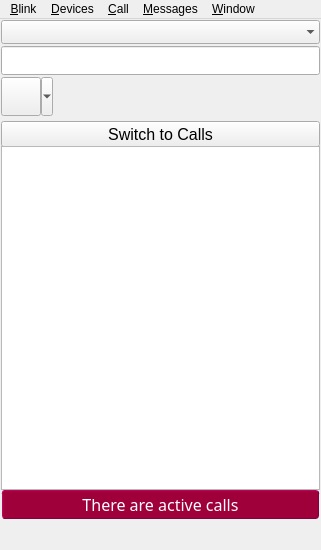
Qt form resources/blink.ui (AGProjects/blink-qt) before a commit.
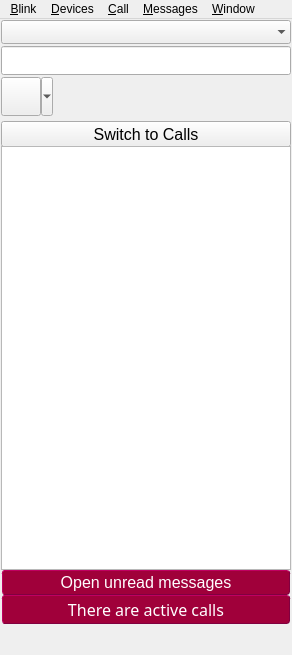
The same form after that commit. Icons and pictures are not drawn. Custom widgets are drawn as their Qt base class.

Commit message: Added button to open last unread messages

Patch:
```diff
--- a/resources/blink.ui
+++ b/resources/blink.ui
@@ -6,8 +6,8 @@
    <rect>
     <x>0</x>
     <y>0</y>
-    <width>321</width>
-    <height>550</height>
+    <width>292</width>
+    <height>655</height>
    </rect>
   </property>
   <property name="minimumSize">
@@ -609,6 +609,32 @@
           </widget>
          </widget>
         </item>
+        <item>
+         <widget class="QPushButton" name="open_unread_messages_button">
+          <property name="enabled">
+           <bool>false</bool>
+          </property>
+          <property name="font">
+           <font>
+            <pointsize>12</pointsize>
+           </font>
+          </property>
+          <property name="styleSheet">
+           <string notr="true">background-color: #a0003a;
+border-style: outset;
+border-width: 1px;
+border-radius: 3px;
+border-color: #800040;
+color: white;
+margin-left: 1px;
+margin-right: 1px;
+padding: 2px;</string>
+          </property>
+          <property name="text">
+           <string>Open unread messages</string>
+          </property>
+         </widget>
+        </item>
         <item>
          <widget class="QLabel" name="active_sessions_label">
           <property name="font">
@@ -874,7 +900,6 @@
             </property>
             <property name="font">
              <font>
-              <weight>50</weight>
               <bold>false</bold>
              </font>
             </property>
@@ -1082,8 +1107,8 @@
     <rect>
      <x>0</x>
      <y>0</y>
-     <width>321</width>
-     <height>24</height>
+     <width>292</width>
+     <height>21</height>
     </rect>
    </property>
    <widget class="QMenu" name="blink_menu">
```
Left out of the diff: 2 changed lines with no effect on the pictures. The commit also changes 1 other file.
